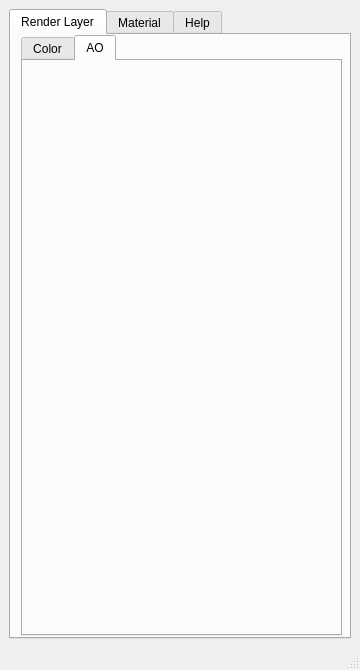
Meglen56/digital37, file Maya/Python/digital37/maya/lighting/MRRenderLayerPass.ui: the form before one commit.
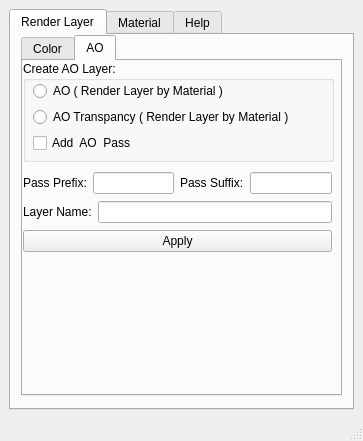
The form after the commit. The open tabs and pages were chosen to show the change.

The edit to the form file:
```diff
--- a/Maya/Python/digital37/maya/lighting/MRRenderLayerPass.ui
+++ b/Maya/Python/digital37/maya/lighting/MRRenderLayerPass.ui
@@ -6,8 +6,8 @@
    <rect>
     <x>0</x>
     <y>0</y>
-    <width>360</width>
-    <height>670</height>
+    <width>363</width>
+    <height>441</height>
    </rect>
   </property>
   <property name="font">
@@ -49,7 +49,7 @@
           <x>10</x>
           <y>0</y>
           <width>321</width>
-          <height>601</height>
+          <height>361</height>
          </rect>
         </property>
         <property name="currentIndex">
@@ -184,7 +184,7 @@
             </layout>
            </item>
            <item>
-            <layout class="QHBoxLayout" name="horizontalLayout_6">
+              <layout class="QHBoxLayout" name="horizontalLayout_4">
              <item>
               <widget class="QLabel" name="label_layerName">
                <property name="text">
@@ -215,6 +215,118 @@
          <attribute name="title">
           <string>AO</string>
          </attribute>
+         <widget class="QWidget" name="layoutWidget_4">
+          <property name="geometry">
+           <rect>
+            <x>0</x>
+            <y>110</y>
+            <width>309</width>
+            <height>85</height>
+           </rect>
+          </property>
+          <layout class="QVBoxLayout" name="verticalLayout_11">
+           <item>
+            <layout class="QHBoxLayout" name="horizontalLayout_6">
+             <item>
+              <widget class="QLabel" name="label_color_passFrefix_2">
+               <property name="text">
+                <string>Pass Prefix:</string>
+               </property>
+              </widget>
+             </item>
+             <item>
+              <widget class="QLineEdit" name="lineEdit_ao_passPrefix"/>
+             </item>
+             <item>
+              <widget class="QLabel" name="label_color_passSuffix_2">
+               <property name="text">
+                <string>Pass Suffix:</string>
+               </property>
+              </widget>
+             </item>
+             <item>
+              <widget class="QLineEdit" name="lineEdit_ao_passSuffix"/>
+             </item>
+            </layout>
+           </item>
+           <item>
+            <layout class="QHBoxLayout" name="horizontalLayout_7">
+             <item>
+              <widget class="QLabel" name="label_layerName_2">
+               <property name="text">
+                <string>Layer Name:</string>
+               </property>
+              </widget>
+             </item>
+             <item>
+              <widget class="QLineEdit" name="lineEdit_ao_layerName"/>
+             </item>
+            </layout>
+           </item>
+           <item>
+            <widget class="QPushButton" name="pushButton_ao_apply">
+             <property name="text">
+              <string>Apply</string>
+             </property>
+            </widget>
+           </item>
+          </layout>
+         </widget>
+         <widget class="QGroupBox" name="groupBox_4">
+          <property name="geometry">
+           <rect>
+            <x>0</x>
+            <y>0</y>
+            <width>311</width>
+            <height>101</height>
+           </rect>
+          </property>
+          <property name="title">
+           <string>Create AO Layer:</string>
+          </property>
+          <property name="flat">
+           <bool>false</bool>
+          </property>
+          <property name="checkable">
+           <bool>false</bool>
+          </property>
+          <widget class="QWidget" name="">
+           <property name="geometry">
+            <rect>
+             <x>10</x>
+             <y>20</y>
+             <width>260</width>
+             <height>74</height>
+            </rect>
+           </property>
+           <layout class="QVBoxLayout" name="verticalLayout_8">
+            <item>
+             <widget class="QRadioButton" name="radioButton_ao">
+              <property name="text">
+               <string>AO ( Render Layer by Material )</string>
+              </property>
+             </widget>
+            </item>
+            <item>
+             <widget class="QRadioButton" name="radioButton_ao_transpancy">
+              <property name="text">
+               <string>AO Transpancy ( Render Layer by Material )</string>
+              </property>
+             </widget>
+            </item>
+            <item>
+             <widget class="QCheckBox" name="checkBox_addAoPass">
+              <property name="text">
+               <string>Add  AO  Pass</string>
+              </property>
+              <property name="checked">
+               <bool>false</bool>
+              </property>
+             </widget>
+            </item>
+           </layout>
+          </widget>
+         </widget>
         </widget>
        </widget>
       </widget>
```
Left out of the diff: 42 changed lines with no effect on the pictures. Lines whose indentation alone changed are shown as unchanged.
